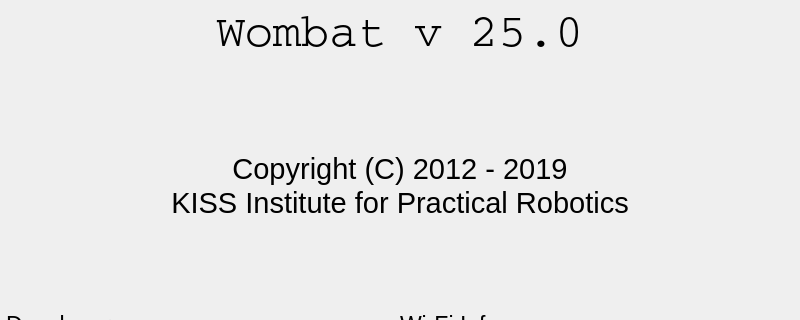
This is ui/AboutWidget.ui in kipr/botui as Qt 5 draws it before an edit; both pictures show x 0 to 800 and y 0 to 320 of the 800 by 480 pixel window. The edited form follows.
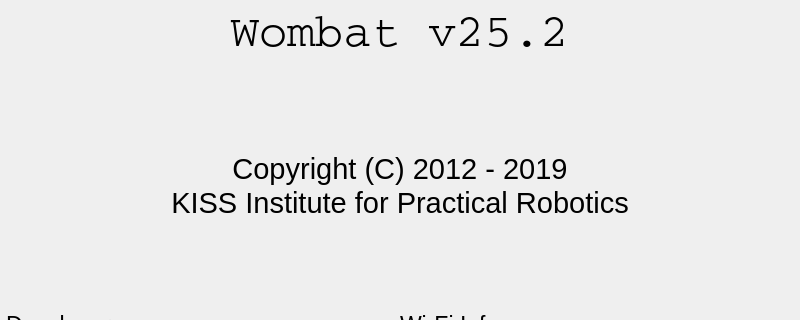
This is the edited form.

The edit to the form file:
```diff
--- a/ui/AboutWidget.ui
+++ b/ui/AboutWidget.ui
@@ -73,7 +73,7 @@
       <string notr="true">font: 75 35pt &quot;Courier&quot;;</string>
      </property>
      <property name="text">
-      <string>Wombat v 25.0</string>
+      <string>Wombat v25.2</string>
      </property>
      <property name="alignment">
       <set>Qt::AlignCenter</set>
```
